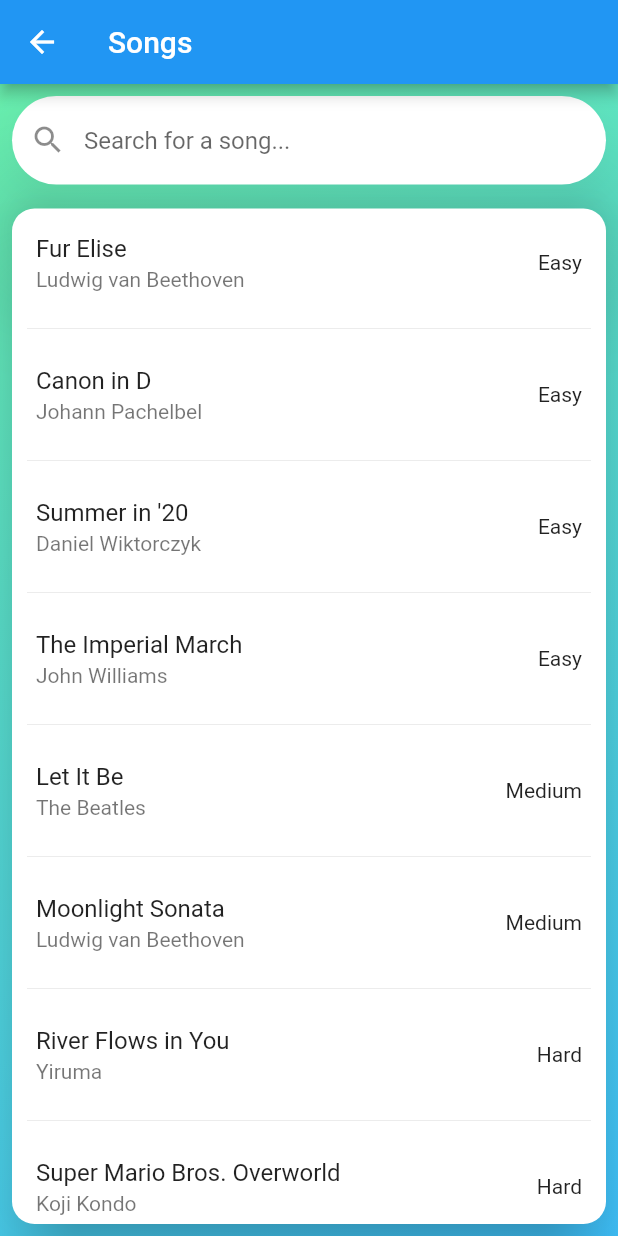
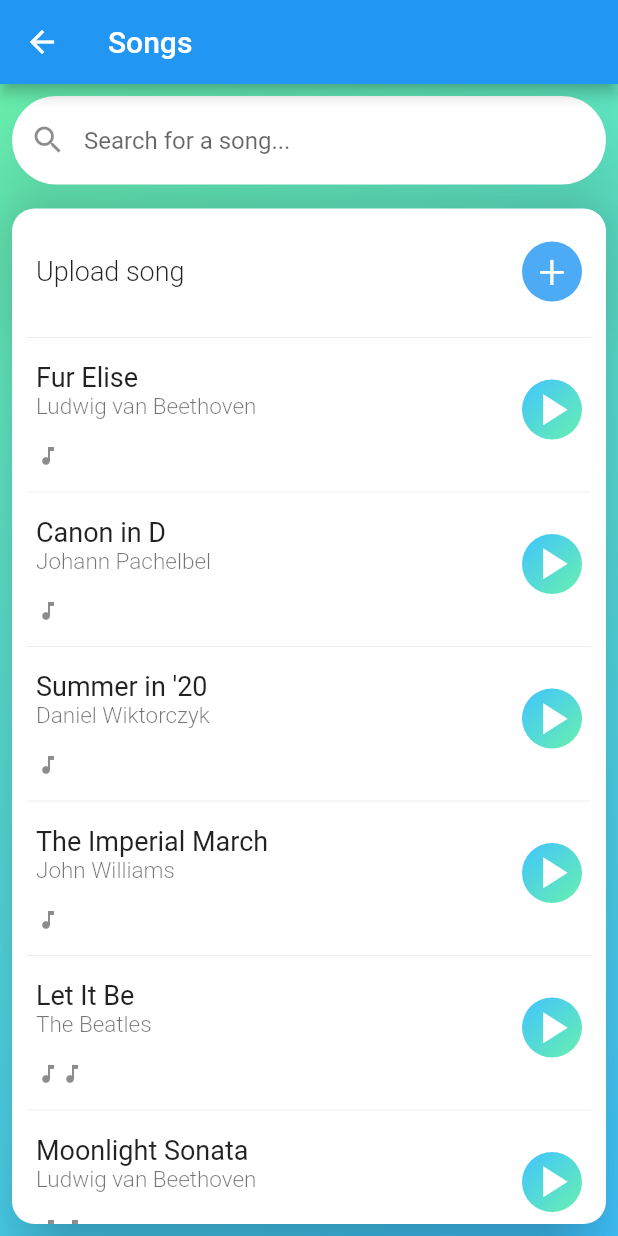
Before and after one commit to Debnam/Pianoscope, a Flutter app: the screen it shows after launch, after a tap on the "music note" icon, on a phone screen of 412 x 824 dp. Run offline on Flutter 3.47's test engine with Material 2 defaults, Android fonts, the phone set to English and light mode, and no system bars.

Commit message:
- Add Upload Song option in Songs page - Add Difficulty icons to songs - Add Play buttons to songs

```diff
--- a/lib/screens/home_page.dart
+++ b/lib/screens/home_page.dart
@@ -114,7 +114,7 @@
                     onPressed: () {
                       Navigator.of(context).push(MaterialPageRoute(builder: (context) => SongsPage()));
                     },
-                    padding: const EdgeInsets.all(0.0),
+                    padding: EdgeInsets.zero,
                     color: Colors.transparent,
                     textColor: Colors.white,
                     child: Container(
--- a/lib/screens/songs_page.dart
+++ b/lib/screens/songs_page.dart
@@ -1,6 +1,7 @@
 import 'package:flutter/cupertino.dart';
 import 'package:flutter/foundation.dart';
 import 'package:flutter/material.dart';
+import 'package:pianoscope/models/song.dart';
 import 'package:pianoscope/utilities/constants.dart';
 
 class SongsPage extends StatefulWidget {
@@ -68,17 +69,111 @@
                         borderRadius: BorderRadius.circular(15.0),
                       ),
                       child: ListView.separated(
+                        padding: EdgeInsets.only(bottom: 12.0),
                         physics: ScrollPhysics(),
                         itemCount: songs.length,
                         itemBuilder: (BuildContext context, int index) {
-                          return ListTile(
-                            title: Text(songs[index].title),
-                            subtitle: Text(songs[index].artist),
-                            trailing: Text(describeEnum(songs[index].difficulty)),
-                          );
+                          if (index == 0 && songs[index].title == 'Upload song') {
+                            return Padding(
+                              padding: const EdgeInsets.only(top: 14.0, bottom: 4.0),
+                              child: ListTile(
+                                trailing: Container(
+                                  height: 40,
+                                  width: 40,
+                                  decoration: BoxDecoration(
+                                    color: Colors.blue.withOpacity(0.8),
+                                    borderRadius: BorderRadius.circular(30.0),
+                                  ),
+                                  child: Center(
+                                    child: Text(
+                                      '+',
+                                      style: TextStyle(
+                                        fontSize: 32,
+                                        fontWeight: FontWeight.w300,
+                                        color: Colors.white,
+                                      ),
+                                    ),
+                                  ),
+                                ),
+                                title: Text(
+                                  'Upload song',
+                                  style: TextStyle(
+                                    fontSize: 18.0,
+                                    fontWeight: FontWeight.w300,
+                                  ),
+                                ),
+                              ),
+                            );
+                          } else {
+                            return ListTile(
+                              isThreeLine: true,
+                              title: Text(
+                                songs[index].title,
+                                style: TextStyle(
+                                  fontSize: 18.0,
+                                  fontWeight: FontWeight.w400,
+                                ),
+                              ),
+                              subtitle: Container(
+                                constraints: BoxConstraints.loose(Size(double.infinity, 50.0)),
+                                child: Column(
+                                  mainAxisAlignment: MainAxisAlignment.spaceBetween,
+                                  crossAxisAlignment: CrossAxisAlignment.start,
+                                  children: <Widget>[
+                                    Text(
+                                      songs[index].artist,
+                                      style: TextStyle(
+                                        fontSize: 15.0,
+                                        fontWeight: FontWeight.w300,
+                                      ),
+                                    ),
+//                                    Text(
+//                                      describeEnum(songs[index].difficulty),
+//                                      style: TextStyle(
+//                                        color: Colors.black,
+//                                        fontSize: 14.0,
+//                                        fontWeight: FontWeight.w300,
+//                                      ),
+//                                    ),
+                                    Row(
+                                      mainAxisAlignment: MainAxisAlignment.start,
+                                      children: difficultyIcon(songs[index].difficulty),
+                                    ),
+                                  ],
+                                ),
+                              ),
+                              trailing: Container(
+                                height: 40.0,
+                                width: 40.0,
+                                decoration: BoxDecoration(
+                                  gradient: LinearGradient(
+                                    colors: <Color>[Colors.lightBlueAccent, Colors.greenAccent],
+                                    begin: Alignment.topLeft,
+                                    end: Alignment.bottomRight,
+                                  ),
+                                  borderRadius: BorderRadius.circular(30.0),
+                                ),
+                                child: Center(
+                                  child: FlatButton(
+                                    shape: CircleBorder(),
+                                    padding: EdgeInsets.zero,
+                                    onPressed: () {},
+                                    child: Center(
+                                      child: Icon(
+                                        Icons.play_arrow,
+                                        size: 35.0,
+                                        color: Colors.white,
+                                      ),
+                                    ),
+                                  ),
+                                ),
+                              ),
+                            );
+                          }
                         },
                         separatorBuilder: (BuildContext context, int index) {
                           return Divider(
+                            height: 24.0,
                             thickness: 0.4,
                             indent: 10.0,
                             endIndent: 10.0,
@@ -95,4 +190,31 @@
       ),
     );
   }
+
+  List<Widget> difficultyIcon(Difficulty difficulty) {
+    List<Widget> icons = <Widget>[];
+    int difficultyNumber;
+
+    switch (difficulty) {
+      case Difficulty.Easy:
+        difficultyNumber = 1;
+        break;
+      case Difficulty.Medium:
+        difficultyNumber = 2;
+        break;
+      case Difficulty.Hard:
+        difficultyNumber = 3;
+        break;
+      default:
+        difficultyNumber = -1;
+    }
+
+    for (int i = 0; i < difficultyNumber; i++) {
+      icons.add(Icon(
+        Icons.music_note,
+        size: 16.0,
+      ));
+    }
+    return icons;
+  }
 }
--- a/lib/utilities/constants.dart
+++ b/lib/utilities/constants.dart
@@ -3,6 +3,7 @@
 import 'package:pianoscope/models/song.dart';
 
 const songs = [
+  const Song('Upload song', 'Upload song', Difficulty.Easy),
   const Song('Fur Elise', 'Ludwig van Beethoven', Difficulty.Easy),
   const Song('Canon in D', 'Johann Pachelbel', Difficulty.Easy),
   const Song('Summer in \'20', 'Daniel Wiktorczyk', Difficulty.Easy),
```
